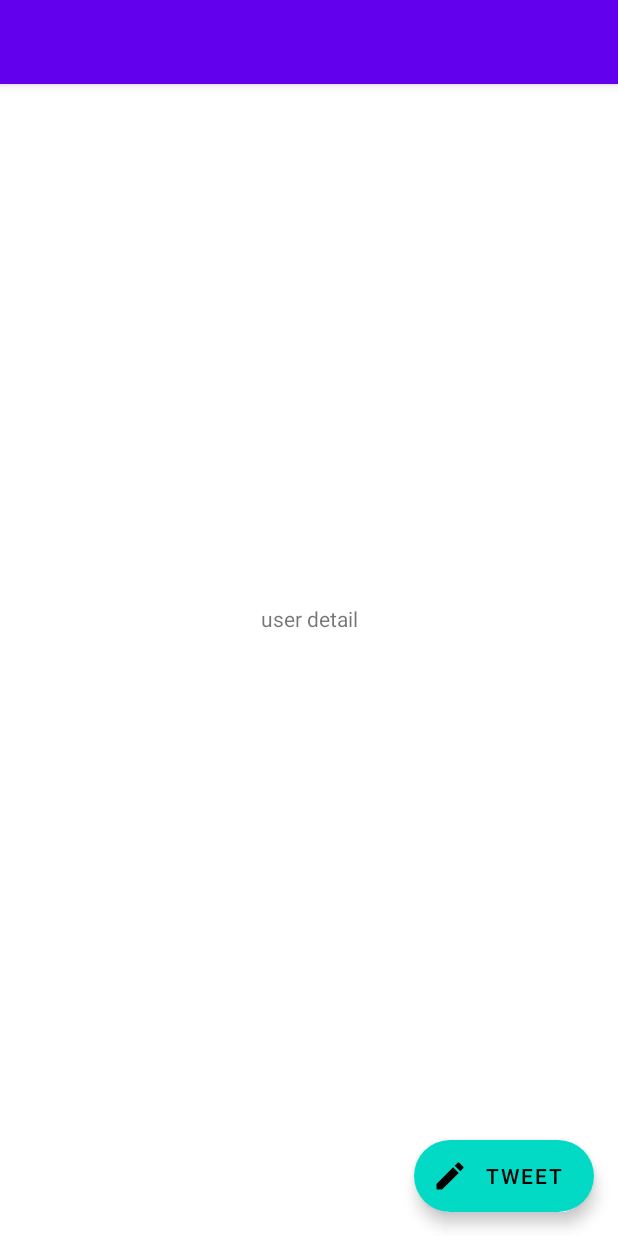
After one commit to rmakiyama/spatz, an Android app: the fragment UserDetailFragment placed in its activity, on a phone screen of 412 x 824 dp. The commit adds this screen. Run offline under Robolectric (Android 15) with nearby library versions, the phone set to English and light mode, and no system bars; our stand-ins replace Dagger/Hilt's generated code; libraries missing offline, so code that uses them is left out: androidx.hilt.lifecycle, com.xwray.groupie; 2 statements that could not run were skipped.

Commit message:
add navigate to user detail

```diff
--- a/app/build.gradle
+++ b/app/build.gradle
@@ -16,6 +16,7 @@ android {
 dependencies {
     implementation project(':features:home')
     implementation project(':features:tweet')
+    implementation project(':features:user')
     implementation project(':domain')
     implementation project(':data')
     implementation project(':core')
--- a/app/src/main/res/navigation/nav_graph.xml
+++ b/app/src/main/res/navigation/nav_graph.xml
@@ -6,5 +6,6 @@
 
     <include app:graph="@navigation/nav_graph_home" />
     <include app:graph="@navigation/nav_graph_tweet" />
+    <include app:graph="@navigation/nav_graph_user" />
 
 </navigation>
--- a/core/src/main/java/com/rmakiyama/spatz/core/destination/ScreenDestination.kt
+++ b/core/src/main/java/com/rmakiyama/spatz/core/destination/ScreenDestination.kt
@@ -7,6 +7,7 @@ sealed class ScreenDestination(path: String) {
     val deeplink: Uri = "$SCHEME://$path".toUri()
 
     object Tweet : ScreenDestination("tweet")
+    object UserDetail : ScreenDestination("userdetail")
 
     companion object {
         private const val SCHEME: String = "spatz"
--- a/features/home/src/main/java/com/rmakiyama/spatz/home/HomeFragment.kt
+++ b/features/home/src/main/java/com/rmakiyama/spatz/home/HomeFragment.kt
@@ -45,6 +45,12 @@ class HomeFragment : Fragment(R.layout.fragment_home) {
     }
 
     private fun updateTweetList(tweets: List<Tweet>) {
-        timelineAdapter.update(tweets.map(::TweetItem))
+        timelineAdapter.update(tweets.map { tweet -> TweetItem(tweet, tweetClickListener) })
+    }
+
+    private val tweetClickListener = object : TweetItem.TweetOnClickListener {
+        override fun onClickUser(tweet: Tweet) {
+            findNavController().navigate(ScreenDestination.UserDetail.deeplink)
+        }
     }
 }
--- a/features/home/src/main/res/layout/item_tweet.xml
+++ b/features/home/src/main/res/layout/item_tweet.xml
@@ -12,7 +12,11 @@
         android:layout_width="@dimen/user_image_size"
         android:layout_height="@dimen/user_image_size"
         android:adjustViewBounds="true"
+        android:clickable="true"
+        android:focusable="true"
         android:scaleType="centerCrop"
+        android:tint="@android:color/transparent"
+        android:tintMode="src_in"
         app:layout_constraintEnd_toStartOf="@id/user_name"
         app:layout_constraintStart_toStartOf="@id/guideline_start"
         app:layout_constraintTop_toTopOf="parent"
--- /dev/null
+++ b/features/user/src/main/java/com/rmakiyama/spatz/user/UserDetailFragment.kt
@@ -0,0 +1,11 @@
+package com.rmakiyama.spatz.user
+
+import androidx.fragment.app.Fragment
+import androidx.fragment.app.viewModels
+import dagger.hilt.android.AndroidEntryPoint
+
+@AndroidEntryPoint
+class UserDetailFragment : Fragment(R.layout.fragment_user_detail) {
+
+    private val viewModel: UserDetailViewModel by viewModels()
+}
--- /dev/null
+++ b/features/user/src/main/java/com/rmakiyama/spatz/user/UserDetailViewModel.kt
@@ -0,0 +1,6 @@
+package com.rmakiyama.spatz.user
+
+import androidx.hilt.lifecycle.ViewModelInject
+import androidx.lifecycle.ViewModel
+
+class UserDetailViewModel @ViewModelInject constructor() : ViewModel()
--- /dev/null
+++ b/features/user/src/main/res/layout/fragment_user_detail.xml
@@ -0,0 +1,18 @@
+<?xml version="1.0" encoding="utf-8"?>
+<androidx.constraintlayout.widget.ConstraintLayout xmlns:android="http://schemas.android.com/apk/res/android"
+    xmlns:app="http://schemas.android.com/apk/res-auto"
+    xmlns:tools="http://schemas.android.com/tools"
+    android:layout_width="match_parent"
+    android:layout_height="match_parent"
+    tools:context=".UserDetailFragment">
+
+    <TextView
+        android:layout_width="wrap_content"
+        android:layout_height="wrap_content"
+        android:text="user detail"
+        app:layout_constraintBottom_toBottomOf="parent"
+        app:layout_constraintEnd_toEndOf="parent"
+        app:layout_constraintStart_toStartOf="parent"
+        app:layout_constraintTop_toTopOf="parent" />
+
+</androidx.constraintlayout.widget.ConstraintLayout>
--- /dev/null
+++ b/features/user/src/main/res/navigation/nav_graph_user.xml
@@ -0,0 +1,15 @@
+<?xml version="1.0" encoding="utf-8"?>
+<navigation xmlns:android="http://schemas.android.com/apk/res/android"
+    xmlns:app="http://schemas.android.com/apk/res-auto"
+    xmlns:tools="http://schemas.android.com/tools"
+    android:id="@+id/nav_graph_user">
+
+    <fragment
+        android:id="@+id/user_detail"
+        android:name="com.rmakiyama.spatz.user.UserDetailFragment"
+        android:label="@string/screen_label_tweet"
+        tools:layout="@layout/fragment_user_detail">
+
+        <deepLink app:uri="spatz://userdetail" />
+    </fragment>
+</navigation>
```
Also changed, not shown: features/home/src/main/java/com/rmakiyama/spatz/home/item/TweetItem.kt (+12 -1 lines).
